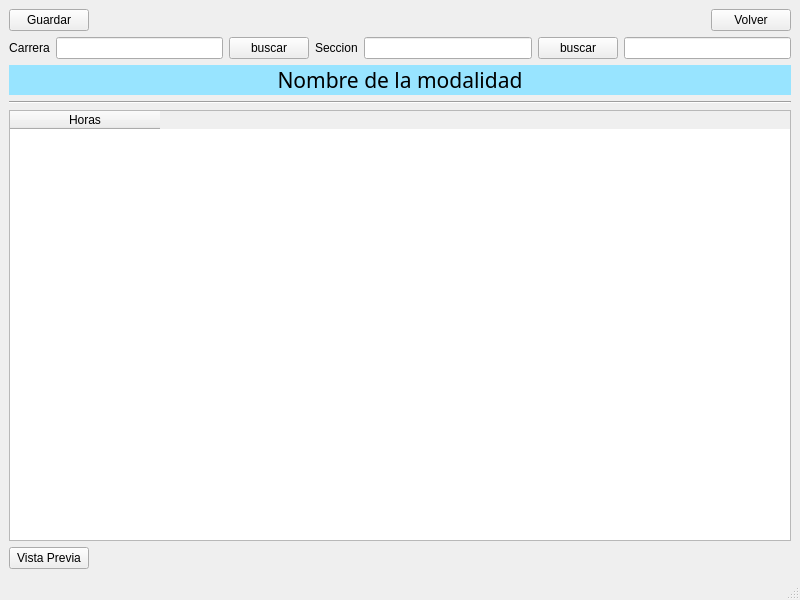
Old version of the form ui/plantilla_crear_hprarios.ui in the repository Reinaldito04/IUTA----HORARIOS.
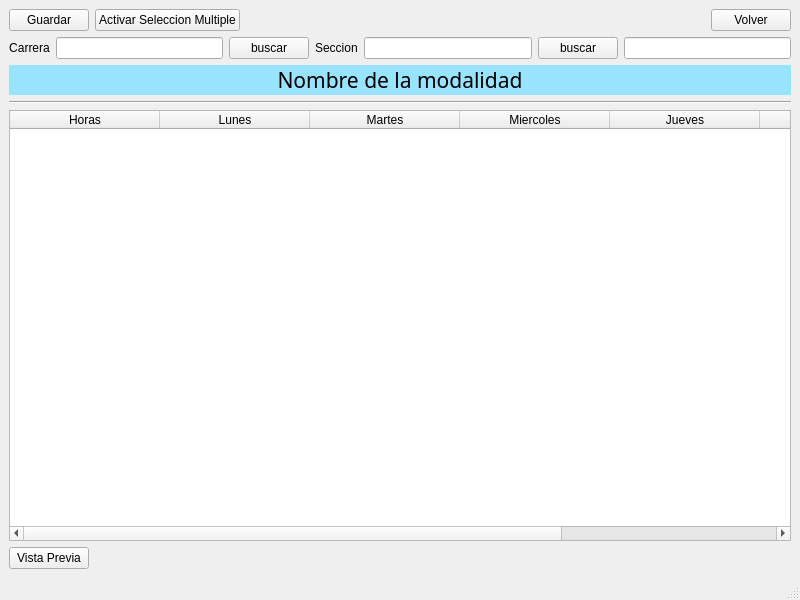
New version of the form.

Commit message: Impletada funcionalidad para la selección multiples de celdas en la tabla crearHorario, además se almacenas las variables en bucle for para posteriormente usarla en la clase QuestionHorario

Patch:
```diff
--- a/ui/plantilla_crear_hprarios.ui
+++ b/ui/plantilla_crear_hprarios.ui
@@ -24,6 +24,17 @@
         </property>
        </widget>
       </item>
+      <item>
+       <widget class="QPushButton" name="bt_seleccion">
+        <property name="styleSheet">
+         <string notr="true">
+</string>
+        </property>
+        <property name="text">
+         <string>Activar Seleccion Multiple</string>
+        </property>
+       </widget>
+      </item>
       <item>
        <spacer name="horizontalSpacer">
         <property name="orientation">
@@ -152,6 +163,36 @@
         <string>Horas</string>
        </property>
       </column>
+      <column>
+       <property name="text">
+        <string>Lunes</string>
+       </property>
+      </column>
+      <column>
+       <property name="text">
+        <string>Martes</string>
+       </property>
+      </column>
+      <column>
+       <property name="text">
+        <string>Miercoles</string>
+       </property>
+      </column>
+      <column>
+       <property name="text">
+        <string>Jueves</string>
+       </property>
+      </column>
+      <column>
+       <property name="text">
+        <string>Viernes</string>
+       </property>
+      </column>
+      <column>
+       <property name="text">
+        <string>Sabado</string>
+       </property>
+      </column>
      </widget>
     </item>
     <item>
```
The commit also changes 5 other files.
